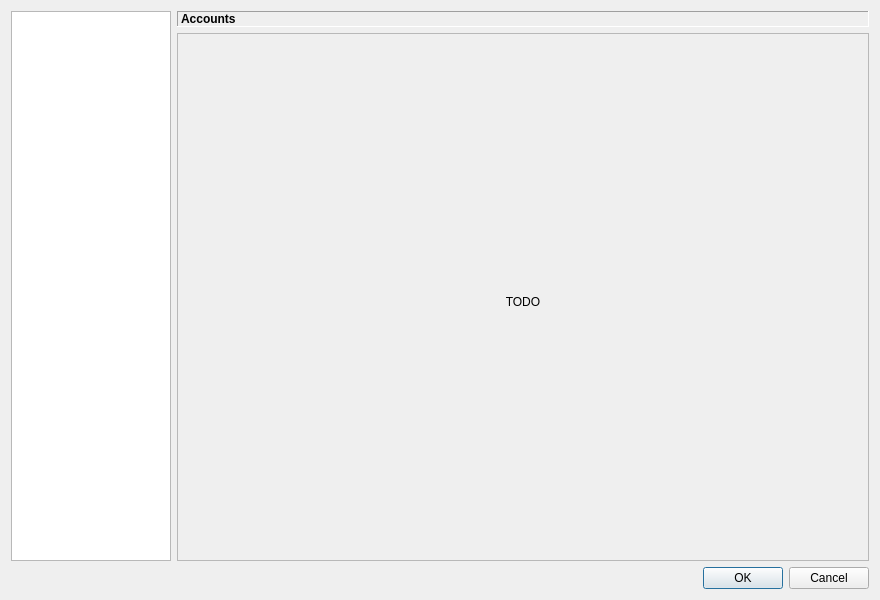
erengy/taiga, file src/gui/settings/settings_dialog.ui: the form before one commit.
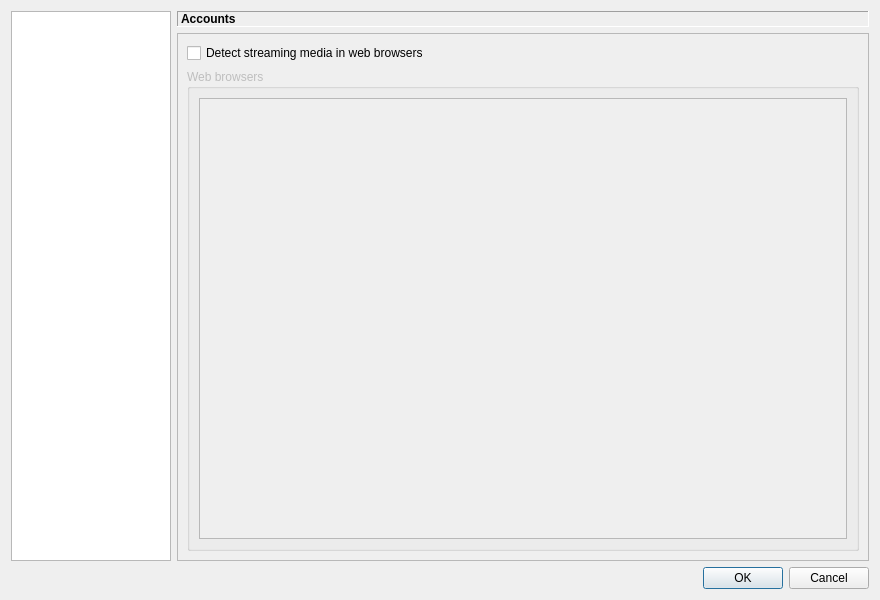
The form after the commit. The open tabs and pages were chosen to show the change.

Commit message: Add streaming settings page

Diff of the .ui file:
```diff
--- a/src/gui/settings/settings_dialog.ui
+++ b/src/gui/settings/settings_dialog.ui
@@ -383,6 +383,39 @@
            </item>
           </layout>
          </widget>
+         <widget class="QWidget" name="streamingPage">
+          <layout class="QVBoxLayout" name="verticalLayout_10">
+           <item>
+            <widget class="QCheckBox" name="streamingEnabledCheckBox">
+             <property name="text">
+              <string>Detect streaming media in web browsers</string>
+             </property>
+            </widget>
+           </item>
+           <item>
+            <widget class="QGroupBox" name="streamingBrowsersGroupBox">
+             <property name="enabled">
+              <bool>false</bool>
+             </property>
+             <property name="title">
+              <string>Web browsers</string>
+             </property>
+             <layout class="QVBoxLayout" name="verticalLayout_11">
+              <item>
+               <widget class="QListWidget" name="streamingBrowsersList">
+                <property name="alternatingRowColors">
+                 <bool>true</bool>
+                </property>
+                <property name="selectionMode">
+                 <enum>QAbstractItemView::NoSelection</enum>
+                </property>
+               </widget>
+              </item>
+             </layout>
+            </widget>
+           </item>
+          </layout>
+         </widget>
         </widget>
        </item>
       </layout>
```
The commit also changes 6 other files.
